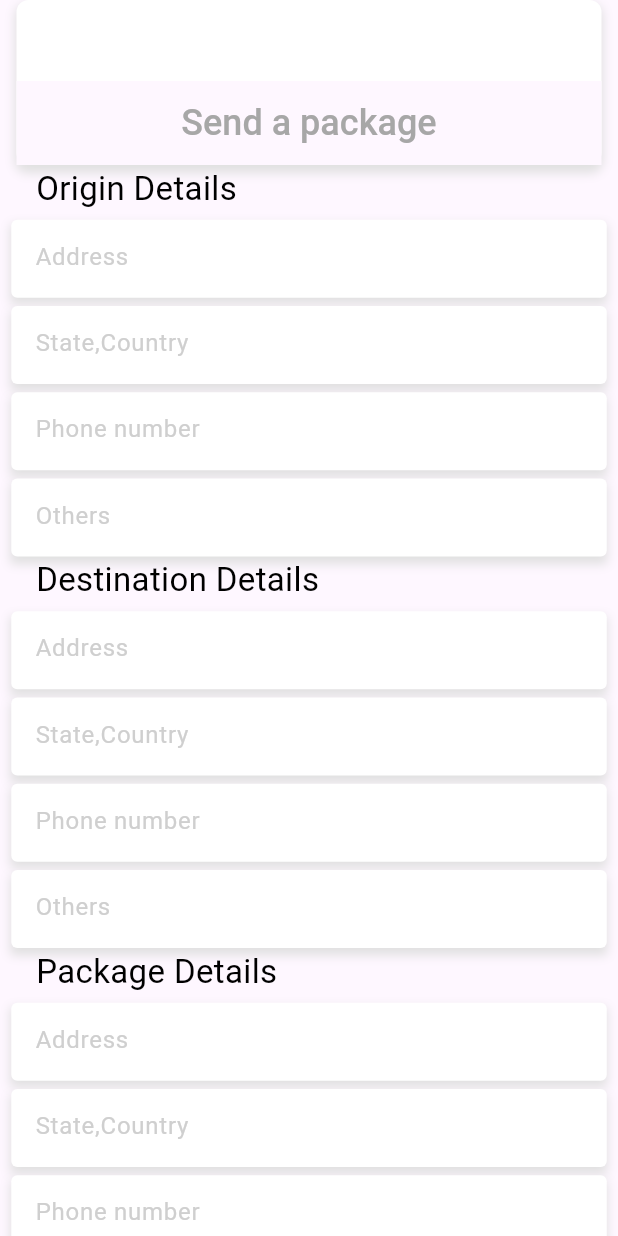
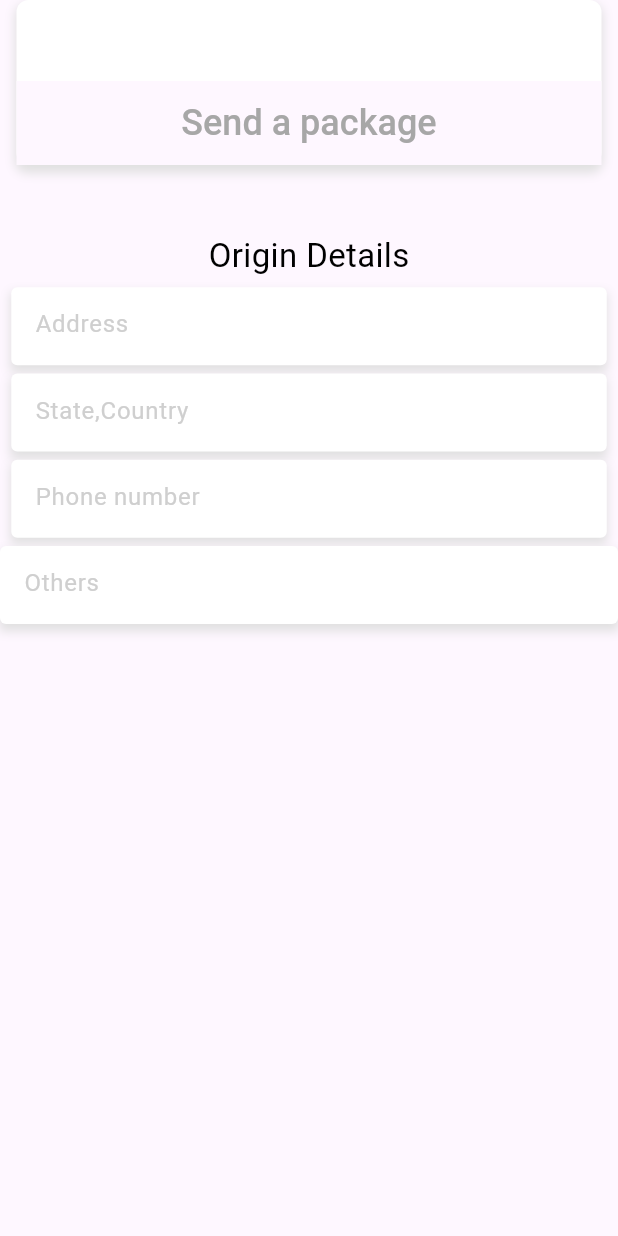
Before and after one commit to yoGurtwithThoughts/s3_send_a_package, a Flutter app: the screen it shows after launch, on a phone screen of 412 x 824 dp. Run offline on Flutter 3.47's test engine with Material 3 defaults, Android fonts, the phone set to English and light mode, and no system bars.

```diff
--- a/lib/pages/send_a_package.dart
+++ b/lib/pages/send_a_package.dart
@@ -46,19 +46,18 @@ decoration: BoxDecoration(
  ),
 
  SingleChildScrollView(
-  scrollDirection: Axis.vertical,
-child:  Column(
+  child: Padding(
+    padding: EdgeInsets.only(top: 45),
+ child:  Column(
   children: [
-    Row(
-  children:[
-    SizedBox(width: 24),
-    Text('Origin Details',
+  const Text('Origin Details',
   textAlign: TextAlign.left,
   style: TextStyle(
     fontSize: 22,
     color: Colors.black,
 ),
-), ],),
+
+   ) ,
 Padding(padding: EdgeInsets.only(left: 7.5,top:5.5, right: 7.5),
 child:TextWidget(hintText: 'Address',
   controller: _addressController),
@@ -73,73 +72,16 @@ child:
 TextWidget(hintText: 'Phone number',
   controller: _phoneController),
   ),
-Padding(padding: EdgeInsets.only(left: 7.5, top:5.5, right: 7.5),
-child:
+  SizedBox(height: 5.5),
 TextWidget(hintText: 'Others',
   controller: _othersController),
-),
-Row(
-  children:[
-    SizedBox(width: 24),
-    Text('Destination Details',
-  textAlign: TextAlign.left,
-  style: TextStyle(
-    fontSize: 22,
-    color: Colors.black,
-),
-), ],),
-Padding(padding: EdgeInsets.only(left: 7.5,top:5.5, right: 7.5),
-child:TextWidget(hintText: 'Address',
-  controller: _addressController),
-),
-Padding(padding: EdgeInsets.only(left: 7.5,top:5.5, right: 7.5),
-child:
-TextWidget(hintText: 'State,Country',
-  controller: _countryController),
-),
-  Padding(padding: EdgeInsets.only(left: 7.5,top:5.5, right: 7.5),
-child:
-TextWidget(hintText: 'Phone number',
-  controller: _phoneController),
-  ),
-Padding(padding: EdgeInsets.only(left: 7.5, top:5.5, right: 7.5),
-child:
-TextWidget(hintText: 'Others',
-  controller: _othersController),
-),
-Row(
-  children:[
-    SizedBox(width: 24),
-    Text('Package Details',
-  textAlign: TextAlign.left,
-  style: TextStyle(
-    fontSize: 22,
-    color: Colors.black,
-),
-), ],),
-Padding(padding: EdgeInsets.only(left: 7.5,top:5.5, right: 7.5),
-child:TextWidget(hintText: 'Address',
-  controller: _addressController),
-),
-Padding(padding: EdgeInsets.only(left: 7.5,top:5.5, right: 7.5),
-child:
-TextWidget(hintText: 'State,Country',
-  controller: _countryController),
-),
-  Padding(padding: EdgeInsets.only(left: 7.5,top:5.5, right: 7.5),
-child:
-TextWidget(hintText: 'Phone number',
-  controller: _phoneController),
-  ),
-Padding(padding: EdgeInsets.only(left: 7.5, top:5.5, right: 7.5),
-child:
-TextWidget(hintText: 'Others',
-  controller: _othersController),
-),
+
   ],
   ),
  ),
-      ],
+ ),
+
+ ],
   ),
   );
 
```
